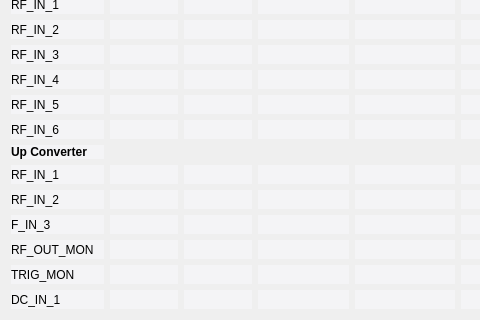
cristinasewell/ATCA_PyDM_Screens, file new_look/demodulator.ui: the form before one commit; both pictures show x 0 to 480 and y 82 to 402 of the 687 by 402 pixel window.
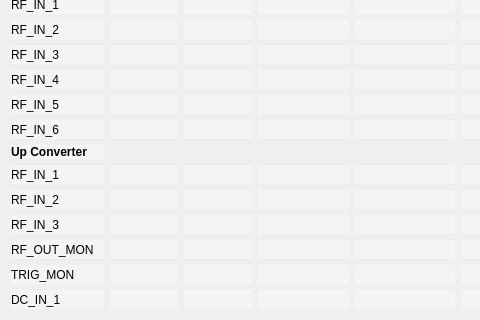
The form after the commit. Custom widgets are drawn as their Qt base class.

Commit message: FIX: fixed a label wording

Diff of the .ui file:
```diff
--- a/new_look/demodulator.ui
+++ b/new_look/demodulator.ui
@@ -7,7 +7,7 @@
     <x>0</x>
     <y>0</y>
     <width>675</width>
-    <height>349</height>
+    <height>362</height>
    </rect>
   </property>
   <property name="windowTitle">
@@ -479,7 +479,7 @@
         </font>
        </property>
        <property name="text">
-        <string>F_IN_3</string>
+        <string>RF_IN_3</string>
        </property>
       </widget>
      </item>
```
